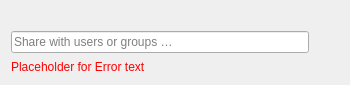
Before: the Qt Designer form src/gui/shareusergroupwidget.ui in nextcloud/desktop, drawn with Qt 5.
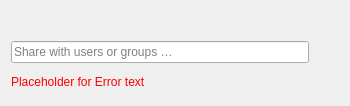
After: the same form once the commit is applied. Icons and pictures are not drawn.

Commit message: Just trying to make the sahre dialog look nicer.

The edit to the form file:
```diff
--- a/src/gui/shareusergroupwidget.ui
+++ b/src/gui/shareusergroupwidget.ui
@@ -7,7 +7,7 @@
     <x>0</x>
     <y>0</y>
     <width>350</width>
-    <height>70</height>
+    <height>106</height>
    </rect>
   </property>
   <property name="sizePolicy">
```
The commit also changes 4 other files.
